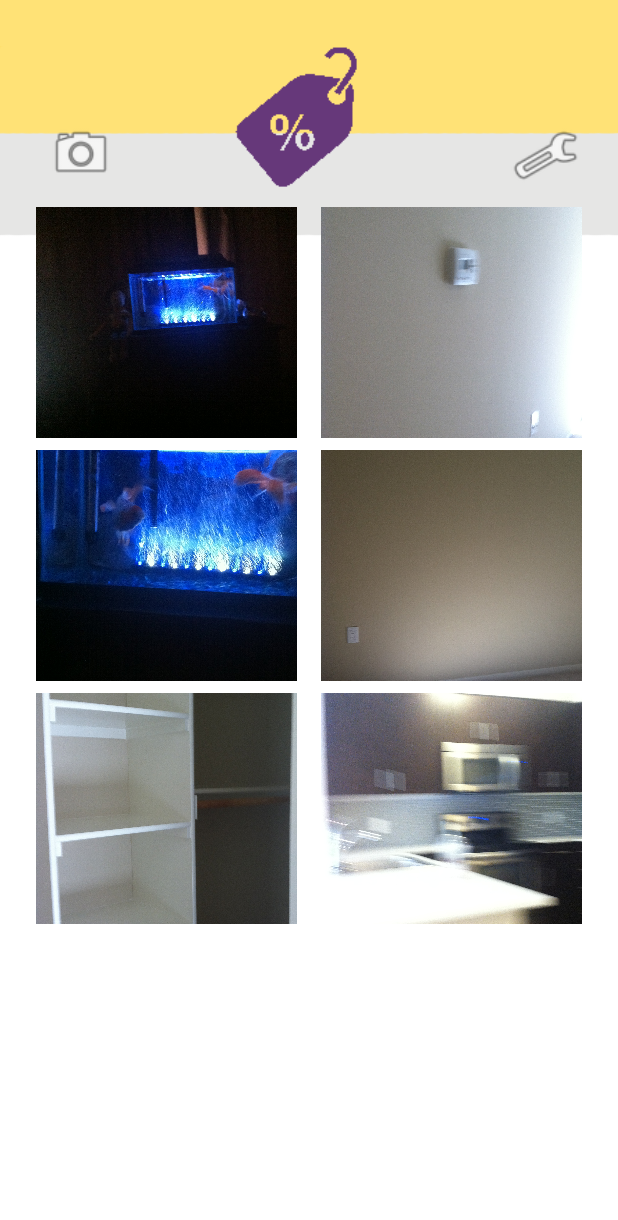
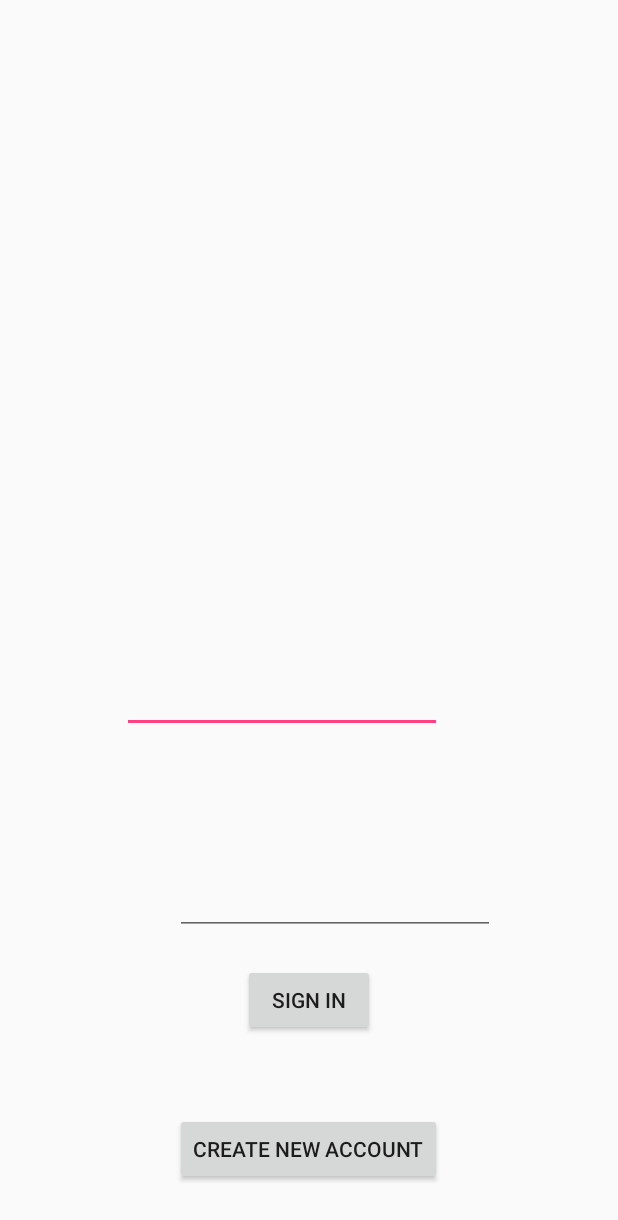
Before and after one commit to lolitsgab/CommunitySalesApp, an Android app: the screen it shows after launch (MainActivity before the commit, Login after it), on a phone screen of 412 x 824 dp. Shown: the top 1220 px of the screen. Run offline under Robolectric (Android 15) with nearby library versions, the phone set to English and light mode, and no system bars; our stand-ins replace Firebase (no records; nobody signed in at launch, a user with empty details on screens opened directly).

Commit message:
Added the following functionality: Create account/Login/Sign Out. Need to fix UI

```diff
--- a/app/build.gradle
+++ b/app/build.gradle
@@ -28,6 +28,12 @@ dependencies {
     compile 'com.github.lawloretienne:imagegallery:0.1.0'
     implementation 'com.github.bumptech.glide:glide:4.5.0'
     annotationProcessor 'com.github.bumptech.glide:compiler:4.5.0'
+//<<<<<<< Updated upstream
     implementation 'com.android.support:recyclerview-v7:27.0.2'
     implementation 'com.android.support:cardview-v7:27.0.2'
+//=======
+    compile 'com.google.firebase:firebase-core:11.8.0'
+    compile 'com.google.firebase:firebase-auth:11.8.0'
+//>>>>>>> Stashed changes
 }
+apply plugin: 'com.google.gms.google-services'
--- /dev/null
+++ b/app/src/main/java/com/example/gabriel/letgo/Login.java
@@ -0,0 +1,150 @@
+package com.example.gabriel.letgo;
+
+import android.content.Intent;
+import android.support.annotation.NonNull;
+import android.support.v7.app.AppCompatActivity;
+import android.os.Bundle;
+import android.text.TextUtils;
+import android.util.Log;
+import android.view.View;
+import android.widget.Button;
+import android.widget.EditText;
+import android.widget.Toast;
+
+import com.google.android.gms.tasks.OnCompleteListener;
+import com.google.android.gms.tasks.Task;
+import com.google.firebase.auth.AuthResult;
+import com.google.firebase.auth.FirebaseAuth;
+import com.google.firebase.auth.FirebaseUser;
+
+public class Login extends AppCompatActivity {
+
+    private static final String TAG = "EmailPassword";
+    private FirebaseAuth mAuth;
+    Button createAccBTN;
+    Button loginBTN;
+    EditText emailField;
+    EditText passField;
+
+    // must be signed into google play services
+    // must have updated version
+
+
+    @Override
+    protected void onCreate(Bundle savedInstanceState) {
+        super.onCreate(savedInstanceState);
+        setContentView(R.layout.activity_login);
+
+        createAccBTN = (Button)findViewById(R.id.createAcc);
+        loginBTN = (Button)findViewById(R.id.signIn);
+
+
+        emailField = (EditText)findViewById(R.id.emailField);
+        passField = (EditText)findViewById(R.id.passwordField);
+
+        mAuth = FirebaseAuth.getInstance();
+
+        createAccBTN.setOnClickListener(new View.OnClickListener(){
+            @Override
+            public void onClick(View v) {
+                //Toast.makeText(Login.this, "attempting to create new account", Toast.LENGTH_SHORT).show();
+                createAccount(emailField.getText().toString(), passField.getText().toString());
+            }
+        });
+
+        loginBTN.setOnClickListener(new View.OnClickListener(){
+            @Override
+            public void onClick(View v) {
+                //Toast.makeText(Login.this, "attempting to login", Toast.LENGTH_SHORT).show();
+                signIn(emailField.getText().toString(), passField.getText().toString());
+            }
+        });
+
+    }
+
+
+
+    @Override
+    protected void onStart() {
+        super.onStart();
+        // check if user is signed in (non-null) and update ui
+        FirebaseUser currentUser = mAuth.getCurrentUser();
+        if(currentUser != null){    // user is signed in
+            Intent intent = new Intent(this, MainActivity.class);
+            startActivity(intent);
+            Toast.makeText(this, "user is signed in", Toast.LENGTH_SHORT).show();
+        }
+        else{   // user is not signed in since currentUser came back as null
+            Toast.makeText(this, "user is not signed in", Toast.LENGTH_SHORT).show();
+        }
+    }
+
+    public void createAccount(final String email, String password){
+        if(!validateForm()){
+            return;
+        }
+
+        mAuth.createUserWithEmailAndPassword(email, password)
+                .addOnCompleteListener(this, new OnCompleteListener<AuthResult>() {
+                    @Override
+                    public void onComplete(@NonNull Task<AuthResult> task) {
+                        if(task.isSuccessful()){
+                            Toast.makeText(Login.this, "successfully created account as " + email, Toast.LENGTH_SHORT).show();
+                            Intent intent = new Intent(getApplicationContext(), MainActivity.class);
+                            startActivity(intent);
+                            finish();
+                        } else{
+                            Log.w(TAG, "createUserWithEmail:failure", task.getException());
+                            Toast.makeText(Login.this, "authentication failed", Toast.LENGTH_SHORT).show();
+                        }
+                    }
+                });
+
+    }
+    private void signIn(String email, String password){
+        if (!validateForm()){
+            return;
+        }
+        mAuth.signInWithEmailAndPassword(email, password)
+                .addOnCompleteListener(this, new OnCompleteListener<AuthResult>() {
+                    @Override
+                    public void onComplete(@NonNull Task<AuthResult> task) {
+                        if(task.isSuccessful()){
+                            // signed in successfully
+                            FirebaseUser user = mAuth.getCurrentUser();
+                            Toast.makeText(Login.this, "successfully signed in as " + user.getEmail(), Toast.LENGTH_SHORT).show();
+                            Intent intent = new Intent(getApplicationContext(), MainActivity.class);
+                            startActivity(intent);
+                            finish();
+                        }
+                        else{
+                            Toast.makeText(Login.this, "authentication failed", Toast.LENGTH_SHORT).show();
+                        }
+
+                    }
+                });
+    }
+
+    // this section is unfinished
+    private boolean validateForm(){ // check form
+        boolean valid = true;
+        String email = emailField.getText().toString();
+        if(TextUtils.isEmpty(email)){
+            emailField.setError("Required.");
+            valid = false;
+        }else {
+            emailField.setError(null);
+        }
+
+        String password = passField.getText().toString();
+        if(TextUtils.isEmpty(password)){
+            passField.setError("Required.");
+            valid = false;
+        }
+        else{
+            passField.setError(null);
+        }
+        return valid;
+    }
+
+}
--- a/app/src/main/java/com/example/gabriel/letgo/MainActivity.java
+++ b/app/src/main/java/com/example/gabriel/letgo/MainActivity.java
@@ -10,6 +10,7 @@ public class MainActivity extends AppCompatActivity{
     protected void onCreate(Bundle savedInstanceState) {
         super.onCreate(savedInstanceState);
         setContentView(R.layout.activity_main);
+
         ViewPager slider = findViewById(R.id.container);
         CustPageAdapter adapter = new CustPageAdapter(getSupportFragmentManager());
         slider.setAdapter(adapter);
--- /dev/null
+++ b/app/src/main/res/layout/activity_login.xml
@@ -0,0 +1,56 @@
+<?xml version="1.0" encoding="utf-8"?>
+<RelativeLayout xmlns:android="http://schemas.android.com/apk/res/android"
+    xmlns:app="http://schemas.android.com/apk/res-auto"
+    xmlns:tools="http://schemas.android.com/tools"
+    android:layout_width="match_parent"
+    android:layout_height="match_parent"
+    tools:context="com.example.gabriel.letgo.Login">
+
+    <Button
+        android:id="@+id/signIn"
+        android:layout_width="wrap_content"
+        android:layout_height="wrap_content"
+        android:layout_above="@+id/createAcc"
+        android:layout_centerHorizontal="true"
+        android:layout_marginBottom="51dp"
+        android:text="Sign in"
+        tools:layout_editor_absoluteX="148dp"
+        tools:layout_editor_absoluteY="369dp" />
+
+    <Button
+        android:id="@+id/createAcc"
+        android:layout_width="wrap_content"
+        android:layout_height="wrap_content"
+        android:layout_alignParentBottom="true"
+        android:layout_centerHorizontal="true"
+        android:layout_marginBottom="34dp"
+        android:text="create new account"
+        tools:layout_editor_absoluteX="103dp"
+        tools:layout_editor_absoluteY="434dp" />
+
+    <EditText
+        android:id="@+id/emailField"
+        android:layout_width="wrap_content"
+        android:layout_height="wrap_content"
+        android:layout_above="@+id/passwordField"
+        android:layout_alignEnd="@+id/createAcc"
+        android:layout_marginBottom="89dp"
+        android:ems="10"
+        android:inputType="textEmailAddress"
+        tools:layout_editor_absoluteX="75dp"
+        tools:layout_editor_absoluteY="241dp" />
+
+    <EditText
+        android:id="@+id/passwordField"
+        android:layout_width="wrap_content"
+        android:layout_height="wrap_content"
+        android:layout_above="@+id/signIn"
+        android:layout_alignStart="@+id/createAcc"
+        android:layout_marginBottom="19dp"
+        android:ems="10"
+        android:inputType="textPassword"
+        tools:layout_editor_absoluteX="75dp"
+        tools:layout_editor_absoluteY="287dp" />
+
+
+</RelativeLayout>
--- a/build.gradle
+++ b/build.gradle
@@ -8,6 +8,7 @@ buildscript {
     }
     dependencies {
         classpath 'com.android.tools.build:gradle:3.0.1'
+        classpath 'com.google.gms:google-services:3.1.1'
 
 
         // NOTE: Do not place your application dependencies here; they belong
@@ -19,6 +20,9 @@ allprojects {
     repositories {
         google()
         jcenter()
+        maven {
+            url "https://maven.google.com" // Google's Maven repository
+        }
     }
 }
 
```
Also changed, not shown: app/src/main/AndroidManifest.xml (+3 -4 lines), app/src/main/java/com/example/gabriel/letgo/ProfileFragment.java (+33 -1 lines), app/src/main/res/layout/profile_view.xml (+9 -0 lines), 1 other file.
